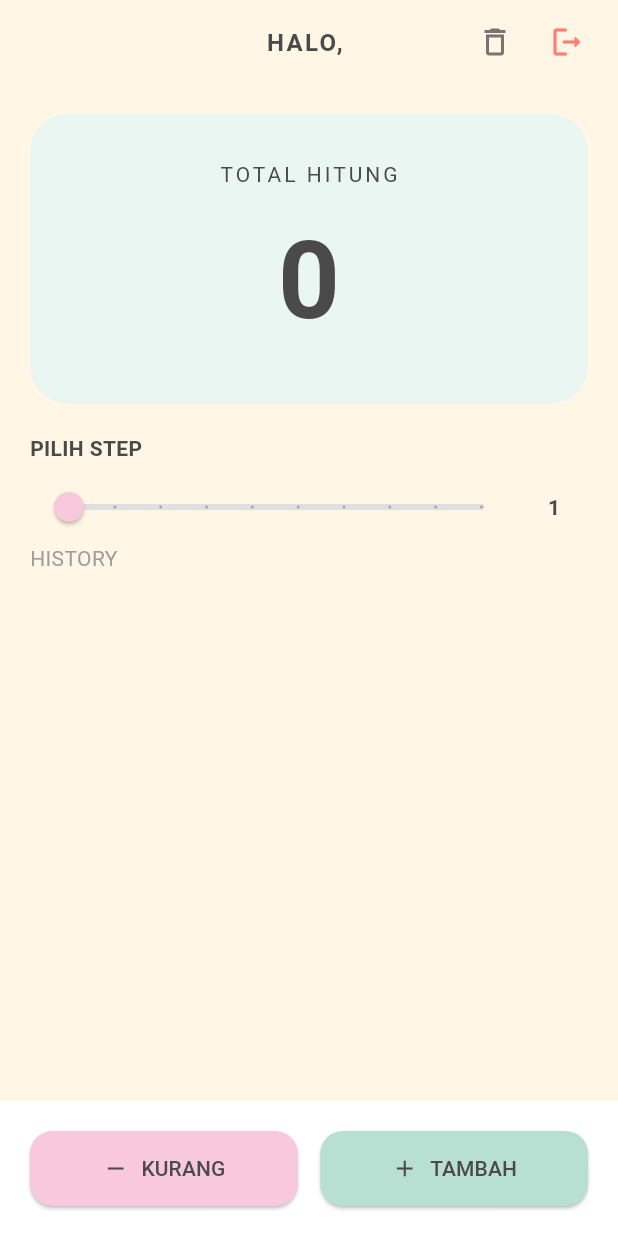
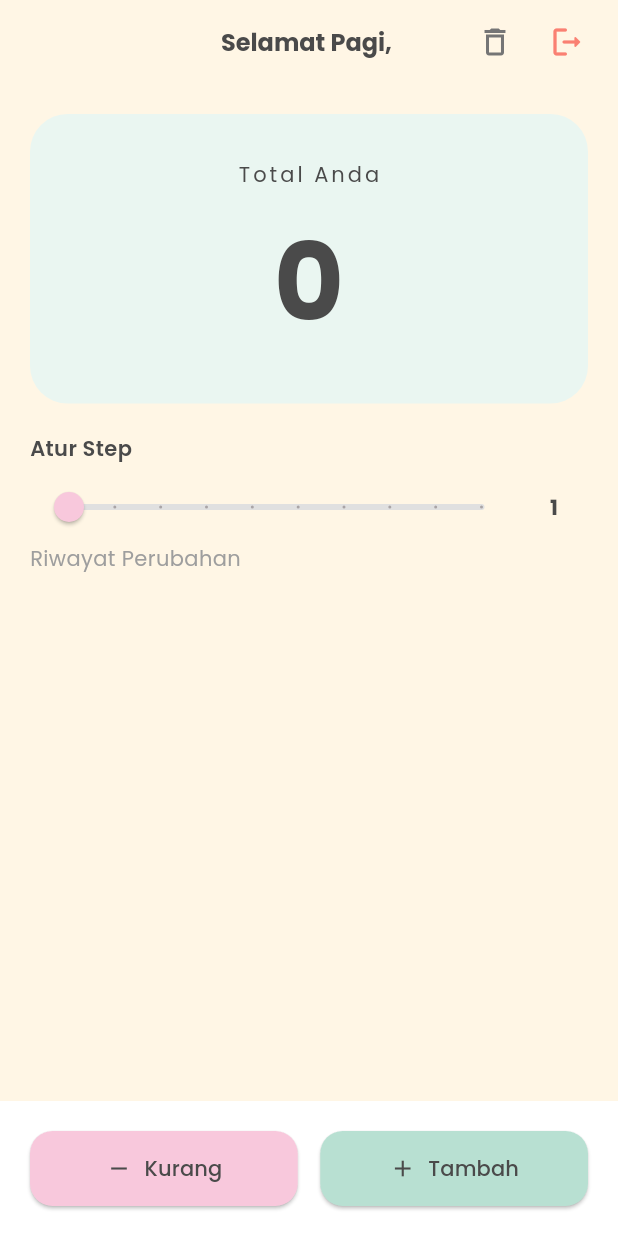
Before and after one commit to andhinwdyp/logbook_app_068, a Flutter app: the CounterView screen opened directly with empty values, on a phone screen of 412 x 824 dp. Run offline on Flutter 3.47's test engine with Material 3 defaults, Android fonts, the phone set to English and light mode, and no system bars; our stand-ins replace google_fonts, shared_preferences; accounts and stored records are empty; network calls fail.

Commit message:
homework cosmetic & ux enhancement

```diff
--- a/lib/features/auth/login_controller.dart
+++ b/lib/features/auth/login_controller.dart
@@ -1,8 +1,8 @@
 class LoginController {
   // 1. Data User yang lebih pintar (bisa banyak user)
   final Map<String, String> _userData = {
-    "admin": "123",
-    "guest": "321",
+    "Admin": "123",
+    "Guest": "321",
   };
 
   // 2. Fungsi Login yang lebih pintar
--- a/lib/features/auth/login_view.dart
+++ b/lib/features/auth/login_view.dart
@@ -70,7 +70,7 @@ class _LoginViewState extends State<LoginView> {
               const SizedBox(height: 30),
 
               const Text(
-                "LOGIN",
+                "Login",
                 style: TextStyle(
                   fontSize: 24,
                   fontWeight: FontWeight.bold,
@@ -128,7 +128,7 @@ class _LoginViewState extends State<LoginView> {
                     shape: RoundedRectangleBorder(borderRadius: BorderRadius.circular(15)),
                   ),
                   onPressed: _handleLogin,
-                  child: const Text("MASUK", style: TextStyle(fontWeight: FontWeight.bold)),
+                  child: const Text("Masuk", style: TextStyle(fontWeight: FontWeight.bold)),
                 ),
               ),
             ],
--- a/lib/features/logbook/counter_view.dart
+++ b/lib/features/logbook/counter_view.dart
@@ -20,7 +20,7 @@ class _CounterViewState extends State<CounterView> {
   static const _pinkColor = Color(0xFFF8C8DC);
   static const _greenColor = Color(0xFFB8E0D2);
 
-  // --- [BARU] FUNGSI LOAD DATA SAAT APLIKASI DIBUKA ---
+  // --- FUNGSI LOAD DATA SAAT APLIKASI DIBUKA ---
   @override
   void initState() {
     super.initState();
@@ -28,8 +28,18 @@ class _CounterViewState extends State<CounterView> {
   }
 
   Future<void> _loadInitialData() async {
-    await _controller.loadData();
+    await _controller.loadData(widget.username);
     setState(() {});
+  }
+
+  // --- FUNGSI SAPAAN WAKTU OTOMATIS ---
+  String _getGreeting() {
+    var hour = DateTime.now().hour;
+    if (hour < 4) return 'Selamat Malam';
+    if (hour < 11) return 'Selamat Pagi';
+    if (hour < 15) return 'Selamat Siang';
+    if (hour < 18) return 'Selamat Sore';
+    return 'Selamat Malam';
   }
 
   void _confirmReset() {
@@ -55,7 +65,7 @@ class _CounterViewState extends State<CounterView> {
               setState(() => _controller.reset());
               ScaffoldMessenger.of(context).showSnackBar(
                 const SnackBar(
-                  content: Text("DATA BERHASIL DIRESET"),
+                  content: Text("Data berhasil direset"),
                   behavior: SnackBarBehavior.floating,
                 ),
               );
@@ -118,8 +128,8 @@ class _CounterViewState extends State<CounterView> {
   PreferredSizeWidget _buildAppBar() {
     return AppBar(
       title: Text(
-        "HALO, ${widget.username.toUpperCase()}",
-        style: const TextStyle(fontWeight: FontWeight.bold, letterSpacing: 1.5, fontSize: 16),
+        "${_getGreeting()}, ${widget.username}",
+        style: const TextStyle(fontWeight: FontWeight.bold, fontSize: 16),
       ),
       centerTitle: true,
       elevation: 0,
@@ -155,7 +165,7 @@ class _CounterViewState extends State<CounterView> {
       child: Column(
         children: [
           const Text(
-            "TOTAL HITUNG",
+            "Total Anda",
             style: TextStyle(
               letterSpacing: 2,
               color: _primaryTextColor,
@@ -182,7 +192,7 @@ class _CounterViewState extends State<CounterView> {
         crossAxisAlignment: CrossAxisAlignment.start,
         children: [
           const Text(
-            "PILIH STEP",
+            "Atur Step",
             style: TextStyle(
               fontWeight: FontWeight.w600,
               color: _primaryTextColor,
@@ -239,7 +249,7 @@ class _CounterViewState extends State<CounterView> {
           crossAxisAlignment: CrossAxisAlignment.start,
           children: [
             const Text(
-              "HISTORY",
+              "Riwayat Perubahan",
               style: TextStyle(color: Colors.grey),
             ),
             const SizedBox(height: 10),
@@ -278,7 +288,7 @@ class _CounterViewState extends State<CounterView> {
               onPressed: () =>
                   setState(() => _controller.decrement()),
               icon: const Icon(Icons.remove),
-              label: const Text("KURANG"),
+              label: const Text("Kurang"),
             ),
           ),
           const SizedBox(width: 15),
@@ -295,7 +305,7 @@ class _CounterViewState extends State<CounterView> {
               onPressed: () =>
                   setState(() => _controller.increment()),
               icon: const Icon(Icons.add),
-              label: const Text("TAMBAH"),
+              label: const Text("Tambah"),
             ),
           ),
         ],
--- a/lib/features/logbook/history_widget.dart
+++ b/lib/features/logbook/history_widget.dart
@@ -10,10 +10,10 @@ class HistoryTile extends StatelessWidget {
     Color statusColor;
     IconData statusIcon;
 
-    if (log.contains("NAIK")) {
+    if (log.contains("Naik")) {
       statusColor = const Color(0xFFB8E0D2);
       statusIcon = Icons.trending_up;
-    } else if (log.contains("TURUN")) {
+    } else if (log.contains("Turun")) {
       statusColor = const Color(0xFFF8C8DC);
       statusIcon = Icons.trending_down;
     } else {
--- a/lib/main.dart
+++ b/lib/main.dart
@@ -1,4 +1,5 @@
 import 'package:flutter/material.dart';
+import 'package:google_fonts/google_fonts.dart';
 import 'package:logbook_app_068/features/onboarding/onboarding_view.dart';
 
 void main() {
@@ -14,8 +15,10 @@ class MyApp extends StatelessWidget {
       debugShowCheckedModeBanner: false,
       title: 'LogBook App',
       theme: ThemeData(
-        colorScheme: ColorScheme.fromSeed(seedColor: Colors.deepPurple),
+        scaffoldBackgroundColor: const Color(0xFFFFF6E5),
+        colorScheme: ColorScheme.fromSeed(seedColor: const Color(0xFFF8C8DC)),
         useMaterial3: true,
+        textTheme: GoogleFonts.poppinsTextTheme(),
       ),
       home: const OnboardingView(),
     );
--- a/pubspec.yaml
+++ b/pubspec.yaml
@@ -35,6 +35,7 @@ dependencies:
   # The following adds the Cupertino Icons font to your application.
   # Use with the CupertinoIcons class for iOS style icons.
   cupertino_icons: ^1.0.8
+  google_fonts: ^8.0.1
 
 dev_dependencies:
   flutter_test:
```
Also changed, not shown: lib/features/logbook/counter_controller.dart (+13 -12 lines), lib/features/onboarding/onboarding_view.dart (+29 -16 lines), pubspec.lock.
